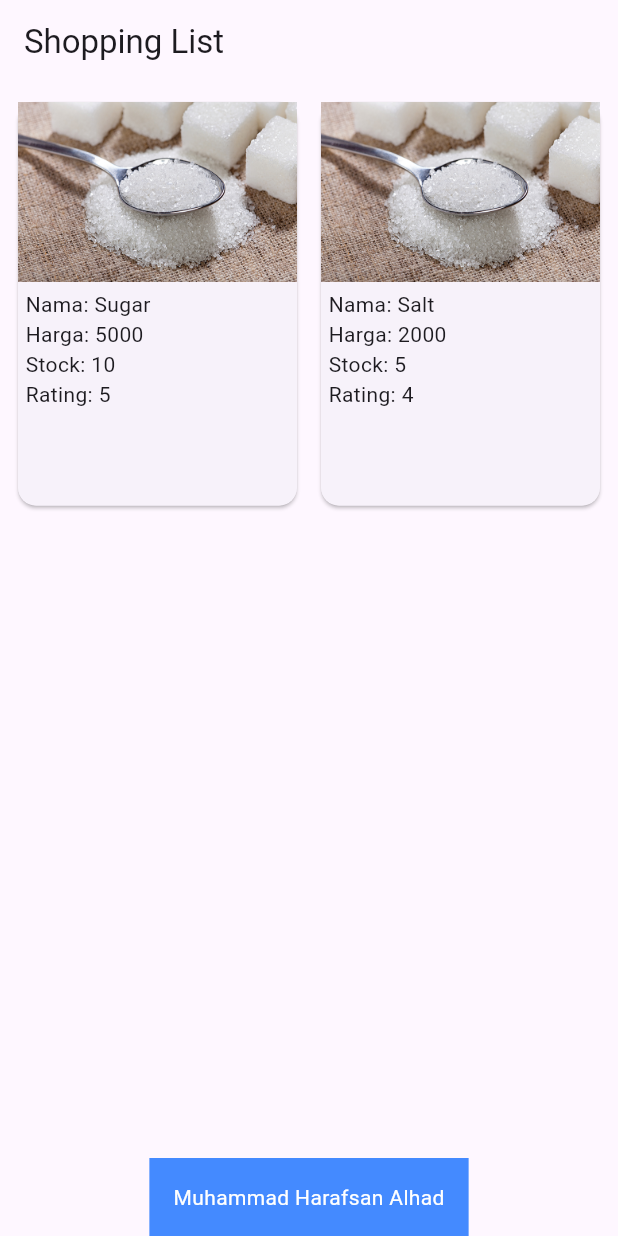
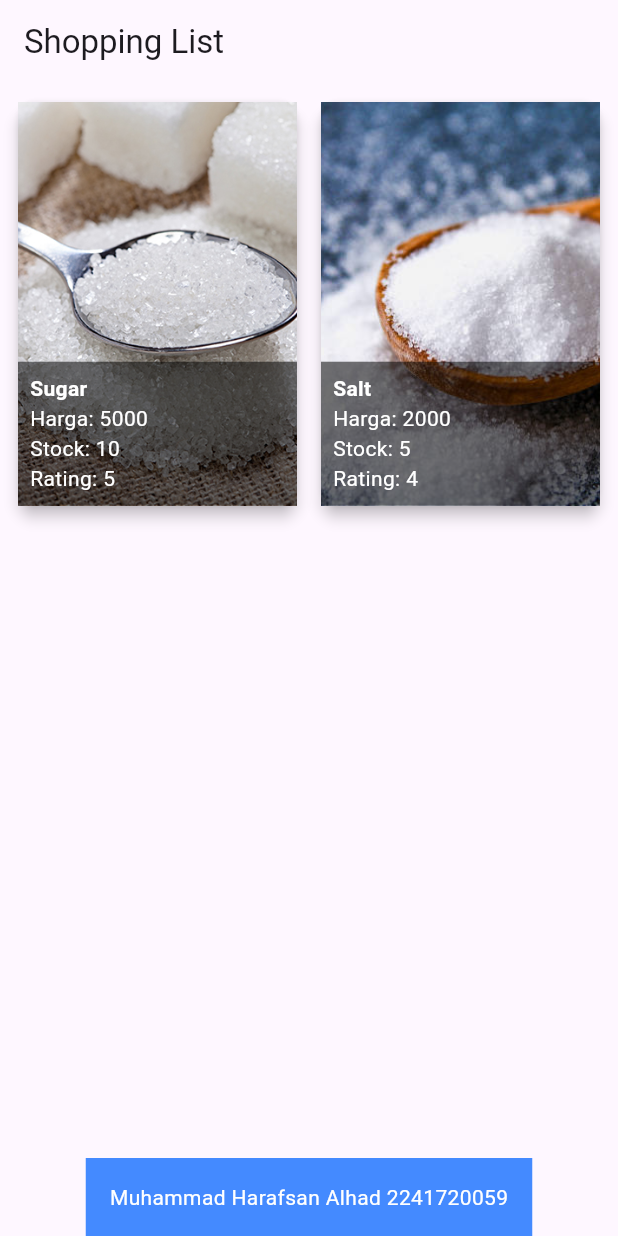
Before and after one commit to rafsanalhad/MobileDev-Sem5, a Flutter app: the screen it shows after launch, on a phone screen of 412 x 824 dp. Run offline on Flutter 3.47's test engine with Material 3 defaults, Android fonts, the phone set to English and light mode, and no system bars; our stand-ins replace go_router.

Commit message:
add readme praktikum 5

```diff
--- a/week7_praktikum5/lib/pages/home_page.dart
+++ b/week7_praktikum5/lib/pages/home_page.dart
@@ -8,7 +8,7 @@ class HomePage extends StatelessWidget {
   Widget build(BuildContext context) {
     final List<Item> items = [
       Item(name: 'Sugar', price: 5000, photo: 'sugar.jpg', stock: 10, rating: 5),
-      Item(name: 'Salt', price: 2000, photo: 'sugar.jpg', stock: 5, rating: 4),
+      Item(name: 'Salt', price: 2000, photo: 'salt.jpg', stock: 5, rating: 4),
     ];
     return Scaffold(
       appBar: AppBar(title: Text('Shopping List')),
@@ -19,7 +19,7 @@ class HomePage extends StatelessWidget {
             padding: EdgeInsets.all(16),
             color: Colors.blueAccent,
             child: Text(
-              'Muhammad Harafsan Alhad',
+              'Muhammad Harafsan Alhad 2241720059',
               style: TextStyle(color: Colors.white),
             ),
           ),
--- a/week7_praktikum5/lib/widgets/ListViewWidget.dart
+++ b/week7_praktikum5/lib/widgets/ListViewWidget.dart
@@ -1,8 +1,10 @@
 import 'package:flutter/material.dart';
 import '../models/item.dart';
+import 'package:go_router/go_router.dart';
 
 class ListViewWidget extends StatelessWidget {
   final List<Item> items;
+
   const ListViewWidget({super.key, required this.items});
 
   @override
@@ -22,11 +24,10 @@ class ListViewWidget extends StatelessWidget {
           final item = items[index];
           return InkWell(
             onTap: () {
-                Navigator.pushNamed(
-                  context,
-                  '/item',
-                  arguments: {
-                    'name': item.name, // Contoh data yang dikirim
+              context.go(
+                '/item/${item.id}',
+                extra: {
+                  'name': item.name,
                   'price': item.price,
                   'photo': item.photo,
                   'stock': item.stock,
@@ -35,40 +36,59 @@ class ListViewWidget extends StatelessWidget {
               );
             },
             child: Card(
-                  child: Container(
-                      margin: EdgeInsets.all(0),
-                      alignment: Alignment.topLeft,
+              elevation: 4, // Menambahkan bayangan untuk efek visual
               child: Column(
                 children: [
                   Expanded(
-                              child: Column(
-                            crossAxisAlignment: CrossAxisAlignment.start,
+                    child: Stack(
+                      fit: StackFit.expand,
                       children: [
                         Image.asset(
                           'assets/images/${item.photo}',
                           fit: BoxFit.cover,
-                                width: double.infinity,
-                                height: 120,
                         ),
-                              SizedBox(height: 5),
-                              Container(
-                                  alignment: Alignment.topLeft,
-                                  padding: EdgeInsets.only(left: 5),
+                        Positioned(
+                          bottom: 0,
+                          left: 0,
+                          right: 0,
+                          child: Container(
+                            color: Colors.black54, // Latar belakang semi-transparan
+                            padding: EdgeInsets.all(8),
                             child: Column(
                               crossAxisAlignment: CrossAxisAlignment.start,
                               children: [
-                                      Text("Nama: ${item.name}"),
-                                      Text("Harga: ${item.price}"),
-                                      Text("Stock: ${item.stock}"),
-                                      Text("Rating: ${item.rating}"),
+                                Text(
+                                  item.name,
+                                  style: TextStyle(
+                                    color: Colors.white,
+                                    fontWeight: FontWeight.bold,
+                                  ),
+                                ),
+                                Text(
+                                  'Harga: ${item.price}',
+                                  style: TextStyle(color: Colors.white),
+                                ),
+                                Text(
+                                  'Stock: ${item.stock}',
+                                  style: TextStyle(color: Colors.white),
+                                ),
+                                Text(
+                                  'Rating: ${item.rating}',
+                                  style: TextStyle(color: Colors.white),
+                                ),
                               ],
-                                  ))
+                            ),
+                          ),
+                        ),
                       ],
-                          )),
+                    ),
+                  ),
                 ],
-                      ))),
+              ),
+            ),
           );
-          }),
+        },
+      ),
     );
   }
 }
--- a/week7_praktikum5/pubspec.yaml
+++ b/week7_praktikum5/pubspec.yaml
@@ -57,6 +57,7 @@ flutter:
   # the material Icons class.
   assets:
     - assets/images/sugar.jpg
+    - assets/images/salt.jpg
 
   # To add assets to your application, add an assets section, like this:
   uses-material-design: true
```
Also changed, not shown: week7_praktikum5/lib/main.dart (+20 -6 lines), week7_praktikum5/lib/pages/item_page.dart (+15 -11 lines), week7_praktikum5/assets/images/outputAkhir.png (added), week7_praktikum5/assets/images/outputAkhir2.png (added), week7_praktikum5/assets/images/outputTugasPraktikum.png (added), week7_praktikum5/assets/images/outputTugasPraktikumNIM.png (added), week7_praktikum5/assets/images/outputlangkah7.png (added), week7_praktikum5/assets/images/outputlangkah7klik.png (added), week7_praktikum5/assets/images/salt.jpg (added), 1 other file. Lines whose indentation alone changed are shown as unchanged.
